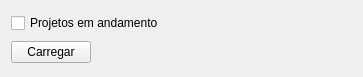
Old version of the form uis/loadLayersQgisProject.ui in the repository dsgoficial/SAP_Gerente.
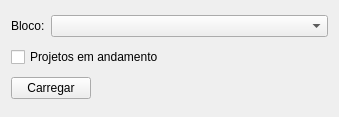
New version of the form.

Patch:
```diff
--- a/uis/loadLayersQgisProject.ui
+++ b/uis/loadLayersQgisProject.ui
@@ -6,15 +6,24 @@
    <rect>
     <x>0</x>
     <y>0</y>
-    <width>363</width>
-    <height>77</height>
+    <width>339</width>
+    <height>117</height>
    </rect>
   </property>
   <property name="windowTitle">
    <string>Form</string>
   </property>
   <layout class="QGridLayout" name="gridLayout">
-   <item row="1" column="1">
+   <item row="3" column="0">
+    <layout class="QHBoxLayout" name="horizontalLayout">
+     <item>
+      <widget class="QPushButton" name="okBtn">
+       <property name="text">
+        <string>Carregar</string>
+       </property>
+      </widget>
+     </item>
+     <item>
     <spacer name="horizontalSpacer">
      <property name="orientation">
       <enum>Qt::Horizontal</enum>
@@ -27,20 +36,35 @@
      </property>
     </spacer>
    </item>
-   <item row="0" column="0" colspan="2">
+    </layout>
+   </item>
+   <item row="1" column="0">
+    <layout class="QHBoxLayout" name="horizontalLayout_2">
+     <item>
+      <widget class="QLabel" name="label">
+       <property name="sizePolicy">
+        <sizepolicy hsizetype="Fixed" vsizetype="Preferred">
+         <horstretch>0</horstretch>
+         <verstretch>0</verstretch>
+        </sizepolicy>
+       </property>
+       <property name="text">
+        <string>Bloco:</string>
+       </property>
+      </widget>
+     </item>
+     <item>
+      <widget class="QComboBox" name="blockCb"/>
+     </item>
+    </layout>
+   </item>
+   <item row="2" column="0">
     <widget class="QCheckBox" name="projectInProgressCkb">
      <property name="text">
       <string>Projetos em andamento</string>
      </property>
     </widget>
    </item>
-   <item row="1" column="0">
-    <widget class="QPushButton" name="okBtn">
-     <property name="text">
-      <string>Carregar</string>
-     </property>
-    </widget>
-   </item>
   </layout>
  </widget>
  <resources/>
```
Lines whose indentation alone changed are shown as unchanged.
